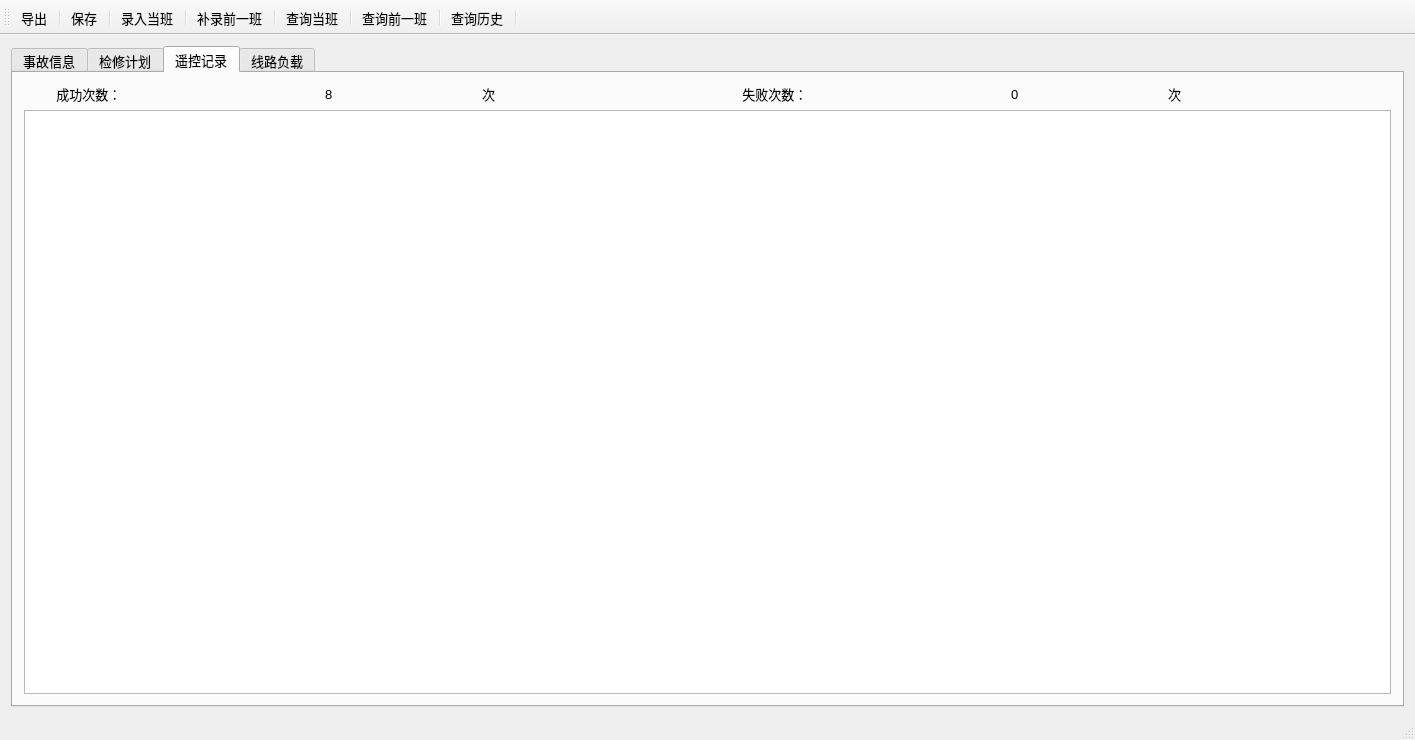
The window that mainwindow.ui (wrb233/iHandover) describes before a commit, drawn with Qt 5.
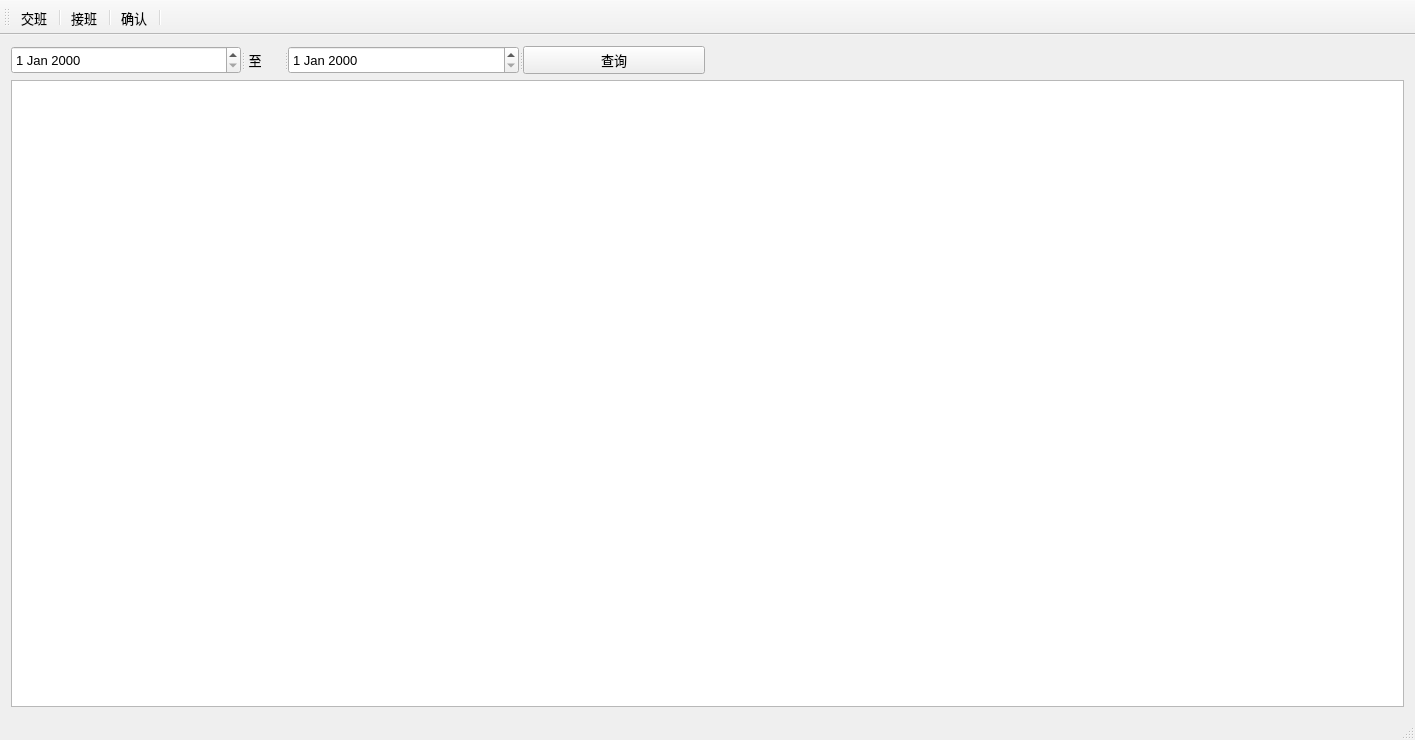
The same window after the commit. The open tabs and pages were chosen to show the change. Icons and pictures are not drawn.

What changed in the file:
```diff
--- a/mainwindow.ui
+++ b/mainwindow.ui
@@ -23,109 +23,41 @@
     <normaloff>:/images/handover.png</normaloff>:/images/handover.png</iconset>
   </property>
   <widget class="QWidget" name="centralWidget">
-   <layout class="QGridLayout" name="gridLayout_3">
+   <layout class="QGridLayout" name="gridLayout">
     <item row="0" column="0">
-     <widget class="QTabWidget" name="tabWidget">
-      <property name="minimumSize">
+     <widget class="QSplitter" name="splitter">
+      <property name="orientation">
+       <enum>Qt::Horizontal</enum>
+      </property>
+      <widget class="QDateEdit" name="startTime"/>
+      <widget class="QLabel" name="period">
+       <property name="text">
+        <string> 至</string>
+       </property>
+      </widget>
+      <widget class="QDateEdit" name="endTime"/>
+      <widget class="QPushButton" name="queryAtTime">
+       <property name="text">
+        <string>查询</string>
+       </property>
+      </widget>
+     </widget>
+    </item>
+    <item row="0" column="1">
+     <spacer name="horizontalSpacer">
+      <property name="orientation">
+       <enum>Qt::Horizontal</enum>
+      </property>
+      <property name="sizeHint" stdset="0">
        <size>
-        <width>0</width>
-        <height>0</height>
+        <width>40</width>
+        <height>20</height>
        </size>
       </property>
-      <property name="currentIndex">
-       <number>1</number>
-      </property>
-      <widget class="QWidget" name="tab">
-       <attribute name="title">
-        <string>事故信息</string>
-       </attribute>
-       <layout class="QGridLayout" name="gridLayout">
-        <item row="0" column="0">
-         <widget class="QTableView" name="accidentinfo_tableview"/>
-        </item>
-       </layout>
-      </widget>
-      <widget class="QWidget" name="tab_2">
-       <attribute name="title">
-        <string>检修计划</string>
-       </attribute>
-       <layout class="QGridLayout" name="gridLayout_2">
-        <item row="0" column="0">
-         <widget class="QTableView" name="maintenenceplan_tableview"/>
-        </item>
-       </layout>
-      </widget>
-      <widget class="QWidget" name="tab_3">
-       <attribute name="title">
-        <string>遥控记录</string>
-       </attribute>
-       <layout class="QGridLayout" name="gridLayout_6">
-        <item row="0" column="0">
-         <layout class="QGridLayout" name="gridLayout_5">
-          <item row="0" column="0">
-           <layout class="QHBoxLayout" name="horizontalLayout">
-            <item>
-             <widget class="QLabel" name="label">
-              <property name="text">
-               <string>         成功次数：</string>
-              </property>
-             </widget>
-            </item>
-            <item>
-             <widget class="QLabel" name="label_5">
-              <property name="text">
-               <string>                    8</string>
-              </property>
-             </widget>
-            </item>
-            <item>
-             <widget class="QLabel" name="label_3">
-              <property name="text">
-               <string>次</string>
-              </property>
-             </widget>
-            </item>
-            <item>
-             <widget class="QLabel" name="label_6">
-              <property name="text">
-               <string>         失败次数：</string>
-              </property>
-             </widget>
-            </item>
-            <item>
-             <widget class="QLabel" name="label_2">
-              <property name="text">
-               <string>                    0</string>
-              </property>
-             </widget>
-            </item>
-            <item>
-             <widget class="QLabel" name="label_4">
-              <property name="text">
-               <string>次</string>
-              </property>
-             </widget>
-            </item>
-           </layout>
-          </item>
-          <item row="1" column="0">
-           <widget class="QTableView" name="DPCPoint_tableview"/>
-          </item>
-         </layout>
-        </item>
-       </layout>
-      </widget>
-      <widget class="QWidget" name="tab_4">
-       <attribute name="title">
-        <string>线路负载</string>
-       </attribute>
-       <layout class="QGridLayout" name="gridLayout_4">
-        <item row="0" column="0">
-         <widget class="QTableView" name="lineload_tableview"/>
-        </item>
-       </layout>
-      </widget>
-     </widget>
+     </spacer>
+    </item>
+    <item row="1" column="0" colspan="2">
+     <widget class="QTableView" name="SignInAndOut_tableView"/>
     </item>
    </layout>
   </widget>
@@ -158,107 +90,51 @@
    <attribute name="toolBarBreak">
     <bool>false</bool>
    </attribute>
-   <addaction name="actionExport"/>
+   <addaction name="actionSignOut"/>
    <addaction name="separator"/>
-   <addaction name="actionSave"/>
+   <addaction name="actionSignIn"/>
    <addaction name="separator"/>
-   <addaction name="actionRecord"/>
-   <addaction name="separator"/>
-   <addaction name="actionAddRecord"/>
-   <addaction name="separator"/>
-   <addaction name="actionQuery"/>
-   <addaction name="separator"/>
-   <addaction name="actionPreviousQuery"/>
-   <addaction name="separator"/>
-   <addaction name="actionHistoryQuery"/>
+   <addaction name="actionConfirm"/>
    <addaction name="separator"/>
   </widget>
   <widget class="QStatusBar" name="statusBar"/>
-  <action name="actionExport">
+  <action name="actionSignOut">
    <property name="icon">
     <iconset resource="ihandover.qrc">
-     <normaloff>:/images/export.png</normaloff>:/images/export.png</iconset>
+     <normaloff>:/images/signout.png</normaloff>:/images/signout.png</iconset>
    </property>
    <property name="text">
-    <string>导出</string>
+    <string>交班</string>
    </property>
    <property name="toolTip">
-    <string>导出</string>
+    <string>交班</string>
    </property>
    <property name="font">
     <font/>
    </property>
   </action>
-  <action name="actionSave">
+  <action name="actionSignIn">
    <property name="icon">
     <iconset resource="ihandover.qrc">
-     <normaloff>:/images/save.png</normaloff>:/images/save.png</iconset>
+     <normaloff>:/images/signin.png</normaloff>:/images/signin.png</iconset>
    </property>
    <property name="text">
-    <string>保存</string>
+    <string>接班</string>
    </property>
    <property name="toolTip">
-    <string>保存</string>
+    <string>接班</string>
    </property>
   </action>
-  <action name="actionRecord">
+  <action name="actionConfirm">
    <property name="icon">
     <iconset resource="ihandover.qrc">
-     <normaloff>:/images/record.png</normaloff>:/images/record.png</iconset>
+     <normaloff>:/images/confirm.png</normaloff>:/images/confirm.png</iconset>
    </property>
    <property name="text">
-    <string>录入当班</string>
+    <string>确认</string>
    </property>
    <property name="toolTip">
-    <string>录入当班</string>
-   </property>
-  </action>
-  <action name="actionAddRecord">
-   <property name="icon">
-    <iconset resource="ihandover.qrc">
-     <normaloff>:/images/addrecord.png</normaloff>:/images/addrecord.png</iconset>
-   </property>
-   <property name="text">
-    <string>补录前一班</string>
-   </property>
-   <property name="toolTip">
-    <string>补录前一班</string>
-   </property>
-  </action>
-  <action name="actionQuery">
-   <property name="icon">
-    <iconset resource="ihandover.qrc">
-     <normaloff>:/images/query.png</normaloff>:/images/query.png</iconset>
-   </property>
-   <property name="text">
-    <string>查询当班</string>
-   </property>
-   <property name="toolTip">
-    <string>查询当班</string>
-   </property>
-  </action>
-  <action name="actionPreviousQuery">
-   <property name="icon">
-    <iconset resource="ihandover.qrc">
-     <normaloff>:/images/previousquery.png</normaloff>:/images/previousquery.png</iconset>
-   </property>
-   <property name="text">
-    <string>查询前一班</string>
-   </property>
-   <property name="toolTip">
-    <string>查询前一班</string>
-   </property>
-  </action>
-  <action name="actionHistoryQuery">
-   <property name="icon">
-    <iconset resource="ihandover.qrc">
-     <normaloff>:/images/historyquery.png</normaloff>:/images/historyquery.png</iconset>
-   </property>
-   <property name="text">
-    <string>查询历史</string>
-   </property>
-   <property name="toolTip">
-    <string>查询历史</string>
+    <string>确认</string>
    </property>
   </action>
  </widget>
```
